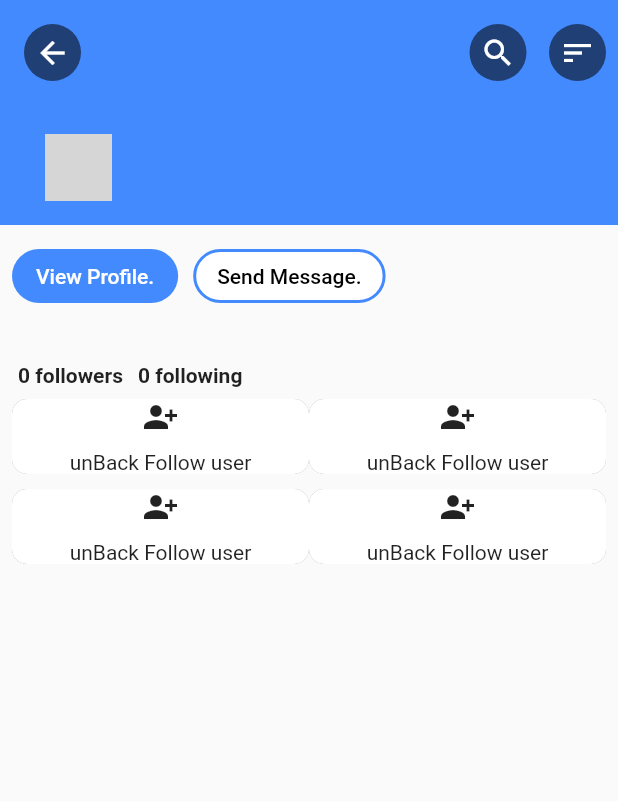
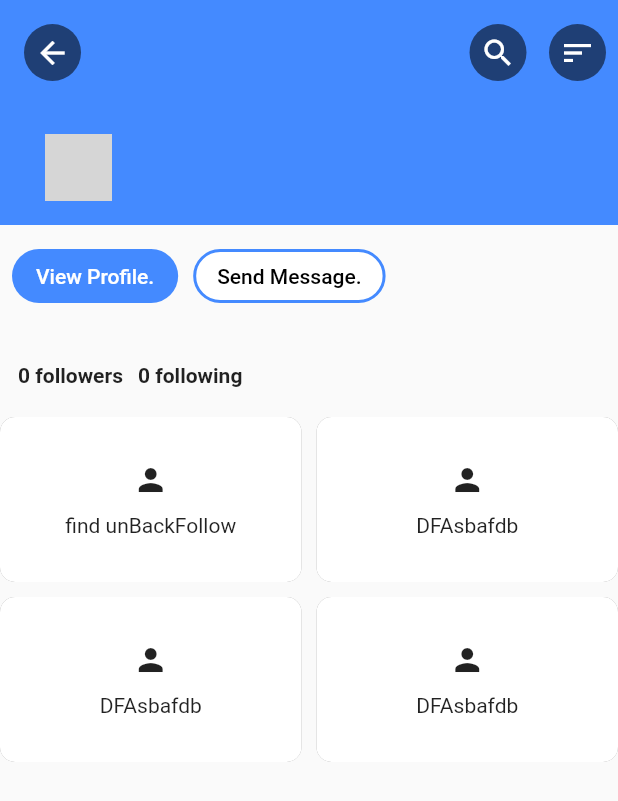
Before and after one commit to omidima/twitter-toolbox, a Flutter app: the ProfilePage screen opened directly, on a phone screen of 412 x 824 dp. Shown: the top 801 px of the screen. Run offline on Flutter 3.47's test engine with Material 2 defaults, Android fonts, the phone set to English and light mode, and no system bars; our stand-ins replace dio, retrofit; accounts and stored records are empty; generated files the repository leaves out were written again; network calls fail; grey boxes are pictures that could not be loaded.

Commit message:
add new page and design

```diff
--- a/lib/data/network/network.dart
+++ b/lib/data/network/network.dart
@@ -26,7 +26,7 @@ abstract class NetworkClass {
       );
 
 
-  @GET('/lists/{id}/followed_lists')
+  @GET('/users/{id}/followed_lists')
   Future<TwitterFollowResponse> getFollowingList(
     @Path("id") String id
   );
--- a/lib/presenter/screen/ProfilePage.dart
+++ b/lib/presenter/screen/ProfilePage.dart
@@ -1,6 +1,8 @@
 import 'package:flutter/material.dart';
 import 'package:twitter_tools/data/dto/UserResponse.dart';
 import 'package:twitter_tools/data/repository/UserRepository.dart';
+import 'package:twitter_tools/presenter/screen/ReviewFollowBack.dart';
+import 'package:twitter_tools/presenter/widget/OptionItem.dart';
 
 import '../../data/dto/TwitterResponse.dart';
 
@@ -115,12 +117,18 @@ class _ProfilePageState extends State<ProfilePage> {
                 leadingWidth: 70,
                 leading: Padding(
                   padding: const EdgeInsets.all(8.0),
+                  child: InkWell(
+                    onTap: () {
+                      print('clicker');
+                      Navigator.pop(context);
+                    },
                     child: Container(
                       margin: EdgeInsets.all(8),
                       decoration: BoxDecoration(
                           color: Colors.black54,
                           borderRadius: BorderRadius.circular(50)),
                       child: Icon(Icons.arrow_back),
+                    ),
                   ),
                 ),
                 actions: [
@@ -218,55 +226,26 @@ class _ProfilePageState extends State<ProfilePage> {
               ),
               SliverList(
                 delegate: SliverChildListDelegate([
-                  Padding(
-                    padding: const EdgeInsets.all(8.0),
-                    child: Column(
-                      children: [
+                  const SizedBox(height: 20,),
                   Row(
                     children: [
                       Expanded(
-                              child: Container(
-
-                                decoration: BoxDecoration(
-                                    boxShadow:const [BoxShadow(
-                                      color: Colors.black38,
-                                    )],
-                                    color: Colors.white,
-
-                                    borderRadius: BorderRadius.circular(10)
-                                ),
-
-                                child: Column(
-                                  children: const [
-                                    Icon(Icons.person_add_alt_1),
-                                    SizedBox(height: 10,),
-                                    Text("unBack Follow user")
-                                  ],
-                                ),
+                        child: OptionItem(
+                          onTap: () {
+                            Navigator.push(context, ReviewFollowBack.route());
+                          },
+                          title: "find unBackFollow",
+                          icon: Icon(Icons.person),
                         ),
                       ),
                       const SizedBox(
-                              height: 10,
+                        width: 10,
                       ),
                       Expanded(
-                              child: Container(
-
-                                decoration: BoxDecoration(
-                                    boxShadow:const [BoxShadow(
-                                      color: Colors.black38,
-                                    )],
-                                    color: Colors.white,
-
-                                    borderRadius: BorderRadius.circular(10)
-                                ),
-
-                                child: Column(
-                                  children: const[
-                                    Icon(Icons.person_add_alt_1),
-                                    SizedBox(height: 10,),
-                                    Text("unBack Follow user")
-                                  ],
-                                ),
+                        child: OptionItem(
+                          onTap: () {},
+                          title: "DFAsbafdb",
+                          icon: Icon(Icons.person),
                         ),
                       )
                     ],
@@ -277,52 +256,23 @@ class _ProfilePageState extends State<ProfilePage> {
                   Row(
                     children: [
                       Expanded(
-                              child: Container(
-                                decoration: BoxDecoration(
-                                    boxShadow:const [BoxShadow(
-                                      color: Colors.black38,
-                                    )],
-                                    color: Colors.white,
-                                    borderRadius: BorderRadius.circular(10)
-                                ),
-
-                                child: Column(
-                                  children: const [
-                                    Icon(Icons.person_add_alt_1),
-                                    SizedBox(height: 10,),
-                                    Text("unBack Follow user")
-                                  ],
-                                ),
+                        child: OptionItem(
+                          onTap: () {},
+                          title: "DFAsbafdb",
+                          icon: Icon(Icons.person),
                         ),
                       ),
                       const SizedBox(
-                              height: 10,
+                        width: 10,
                       ),
                       Expanded(
-                              child: Container(
-
-                                decoration: BoxDecoration(
-                                    boxShadow:const [BoxShadow(
-                                      color: Colors.black38,
-                                    )],
-                                    color: Colors.white,
-
-                                    borderRadius: BorderRadius.circular(10)
-                                ),
-
-                                child: Column(
-                                  children: const[
-                                    Icon(Icons.person_add_alt_1),
-                                    SizedBox(height: 10,),
-                                    Text("unBack Follow user")
-                                  ],
-                                ),
+                        child: OptionItem(
+                          onTap: () {},
+                          title: "DFAsbafdb",
+                          icon: Icon(Icons.person),
                         ),
                       )
                     ],
-                        )
-                      ],
-                    ),
                   )
                 ]),
               )
@@ -339,12 +289,18 @@ class _ProfilePageState extends State<ProfilePage> {
                     title: Text(user!.username ?? ""),
                     leading: Padding(
                       padding: const EdgeInsets.all(8.0),
+                      child: InkWell(
+                        onTap: () {
+                          print('clicker');
+                          Navigator.pop(context);
+                        },
                         child: Container(
                           margin: EdgeInsets.all(8),
                           decoration: BoxDecoration(
                               color: Colors.black54,
                               borderRadius: BorderRadius.circular(50)),
                           child: Icon(Icons.arrow_back),
+                        ),
                       ),
                     ),
                     actions: [
--- /dev/null
+++ b/lib/presenter/widget/OptionItem.dart
@@ -0,0 +1,37 @@
+import 'package:flutter/material.dart';
+
+class OptionItem extends StatelessWidget {
+  Icon icon;
+  String title;
+  Function() onTap;
+  OptionItem({
+    Key? key,
+    required this.icon,
+    required this.title,
+    required this.onTap
+  }) : super(key: key);
+
+  @override
+  Widget build(BuildContext context) {
+    return InkWell(
+      onTap: onTap,
+      child: Container(
+        padding: const EdgeInsets.symmetric(vertical: 30),
+        decoration: BoxDecoration(
+            boxShadow:const [BoxShadow(
+              color: Colors.black38,
+            )],
+            color: Colors.white,
+            borderRadius: BorderRadius.circular(10)
+        ),
+        child: Column(
+          children: [
+            icon,
+            const SizedBox(height: 10,),
+            Text(title)
+          ],
+        ),
+      ),
+    );
+  }
+}
```
Also changed, not shown: lib/main.dart (+0 -12 lines), lib/presenter/screen/ReviewFollowBack.dart (added, +104 -0 lines), lib/presenter/view_model/ReviewFollowBackViewModel.dart (added, +22 -0 lines), lib/data/network/network.g.dart. Lines whose indentation alone changed are shown as unchanged.
